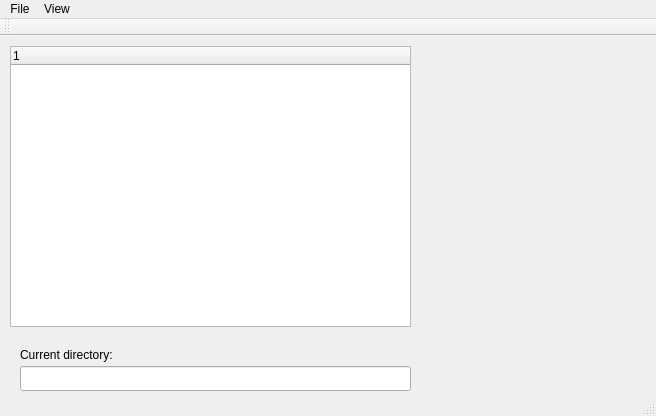
Qt form mainwindow.ui (forestua/FileSystem) before a commit.
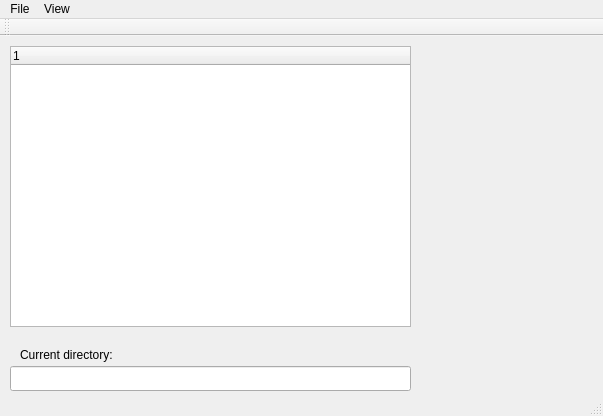
The same form after that commit.

```diff
--- a/mainwindow.ui
+++ b/mainwindow.ui
@@ -6,7 +6,7 @@
    <rect>
     <x>0</x>
     <y>0</y>
-    <width>656</width>
+    <width>603</width>
     <height>416</height>
    </rect>
   </property>
@@ -35,9 +35,9 @@
     </property>
     <property name="geometry">
      <rect>
-      <x>20</x>
+      <x>10</x>
       <y>330</y>
-      <width>391</width>
+      <width>401</width>
       <height>25</height>
      </rect>
     </property>
@@ -64,7 +64,7 @@
     <rect>
      <x>0</x>
      <y>0</y>
-     <width>656</width>
+     <width>603</width>
      <height>21</height>
     </rect>
    </property>
```
